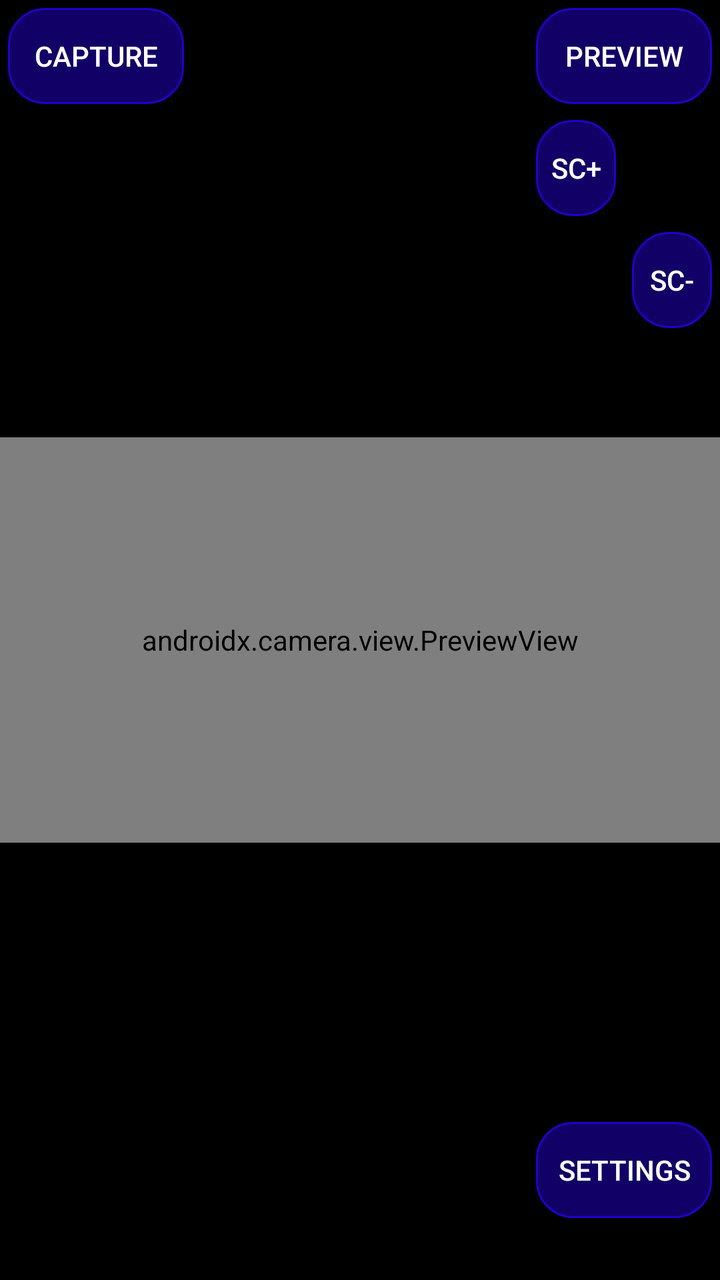
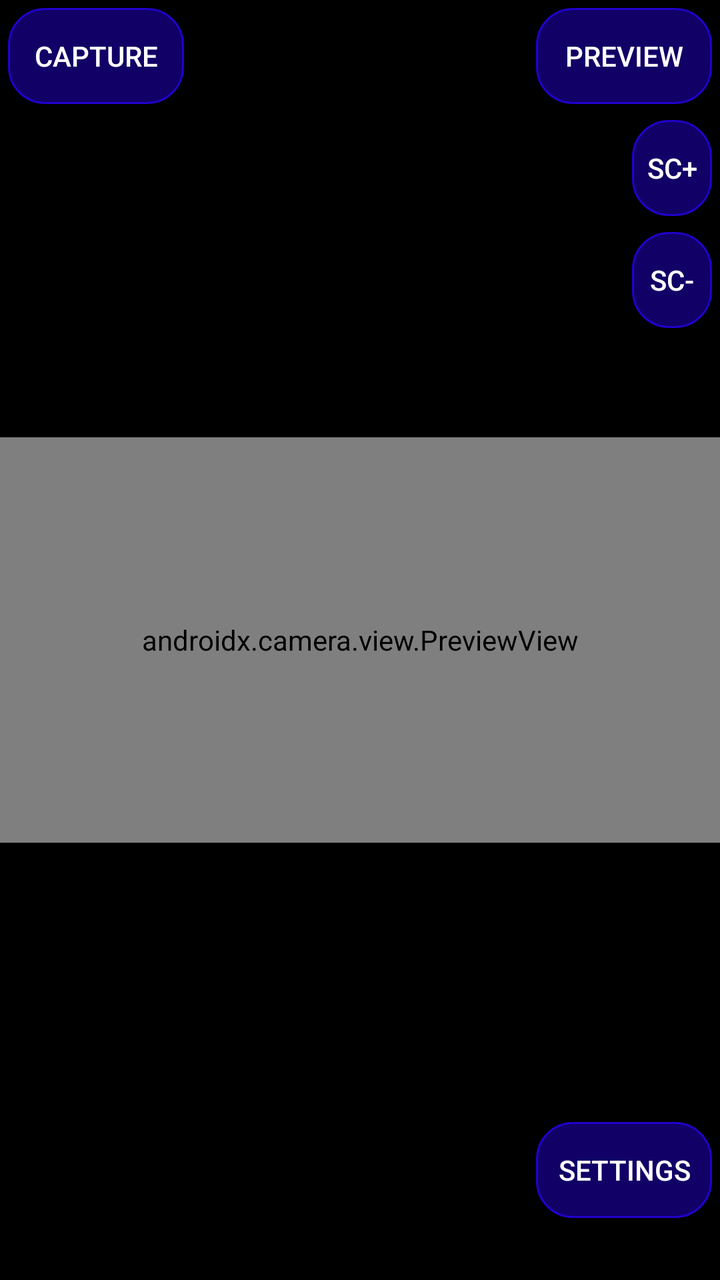

Before-and-after screenshots of an Android layout around one commit, followed by the original layout XML and the change that was made.
<!-- AndroidManifest.xml: application theme Theme.AppCompat.Light.NoActionBar -->
<!-- res/layout/activity_main.xml -->
<androidx.constraintlayout.widget.ConstraintLayout xmlns:android="http://schemas.android.com/apk/res/android"
    xmlns:app="http://schemas.android.com/apk/res-auto"
    xmlns:tools="http://schemas.android.com/tools"
    android:layout_width="match_parent"
    android:layout_height="match_parent"
    android:background="@color/black">

    <androidx.camera.view.PreviewView
        android:id="@+id/previewView"
        android:layout_width="0dp"
        android:layout_height="0dp"
        app:layout_constraintBottom_toBottomOf="parent"
        app:layout_constraintDimensionRatio="16:9"
        app:layout_constraintEnd_toEndOf="parent"
        app:layout_constraintStart_toStartOf="parent"
        app:layout_constraintTop_toTopOf="parent">

    </androidx.camera.view.PreviewView>

    <ImageView
        android:id="@+id/onionSkinView"
        android:layout_width="match_parent"
        android:layout_height="match_parent"
        android:alpha="0.4"
        android:contentDescription="@string/onion_skin"
        android:scaleType="fitCenter"
        android:visibility="visible" />

    <GridLayout
        android:id="@+id/gridLayout"
        android:layout_width="match_parent"
        android:layout_height="match_parent"
        android:columnCount="6"
        android:rowCount="6"
        android:useDefaultMargins="true">

        <Button
            android:id="@+id/captureButton"
            android:layout_row="0"
            android:layout_column="0"
            android:background="@drawable/rounded"
            android:textColor="@android:color/white"
            android:text="@string/capture_frame" />

        <Button
            android:id="@+id/previewButton"
            android:layout_row="0"
            android:layout_column="5"
            android:background="@drawable/rounded"
            android:textColor="@android:color/white"
            android:text="Preview" />

        <Button
            android:id="@+id/upFolder"
            android:layout_row="2"
            android:layout_column="5"
            android:layout_width="40dp"
            android:background="@drawable/rounded"
            android:textColor="@android:color/white"
            android:text="Sc+" />

        <Button
            android:id="@+id/downFolder"
            android:layout_row="3"
            android:layout_column="5"
            android:layout_width="40dp"
            android:layout_gravity="end"
            android:background="@drawable/rounded"
            android:textColor="@android:color/white"
            android:text="Sc-" />

        <Button
            android:id="@+id/settingsButton"
            android:layout_row="5"
            android:layout_column="5"
            android:layout_gravity="end"
            android:background="@drawable/rounded"
            android:textColor="@android:color/white"
            android:text="Settings" />

        <TextView
            android:id="@+id/label"
            android:layout_columnSpan="6"
            android:layout_row="5"
            android:background="#88FFFFFF"
            android:textColor="@color/black" />
    </GridLayout>


</androidx.constraintlayout.widget.ConstraintLayout>
<!-- resources referenced by this layout -->
<resources>
  <color name="black">#FF000000</color>
  <!-- drawable rounded (drawable) -->
  <shape xmlns:android="http://schemas.android.com/apk/res/android">
      <solid android:color="#110066"/>
      <corners android:radius="18dp"/>
      <stroke android:width="1dp" android:color="#2200cc"/>
  </shape>
  <string name="capture_frame">Capture</string>
  <string name="onion_skin">onion skin</string>
</resources>

<!-- the commit's change to res/layout/activity_main.xml (unified diff, before → after) -->
@@ -55,6 +55,7 @@
             android:layout_row="2"
             android:layout_column="5"
             android:layout_width="40dp"
+            android:layout_gravity="end"
             android:background="@drawable/rounded"
             android:textColor="@android:color/white"
             android:text="Sc+" />
@@ -73,7 +74,6 @@
             android:id="@+id/settingsButton"
             android:layout_row="5"
             android:layout_column="5"
-            android:layout_gravity="end"
             android:background="@drawable/rounded"
             android:textColor="@android:color/white"
             android:text="Settings" />
